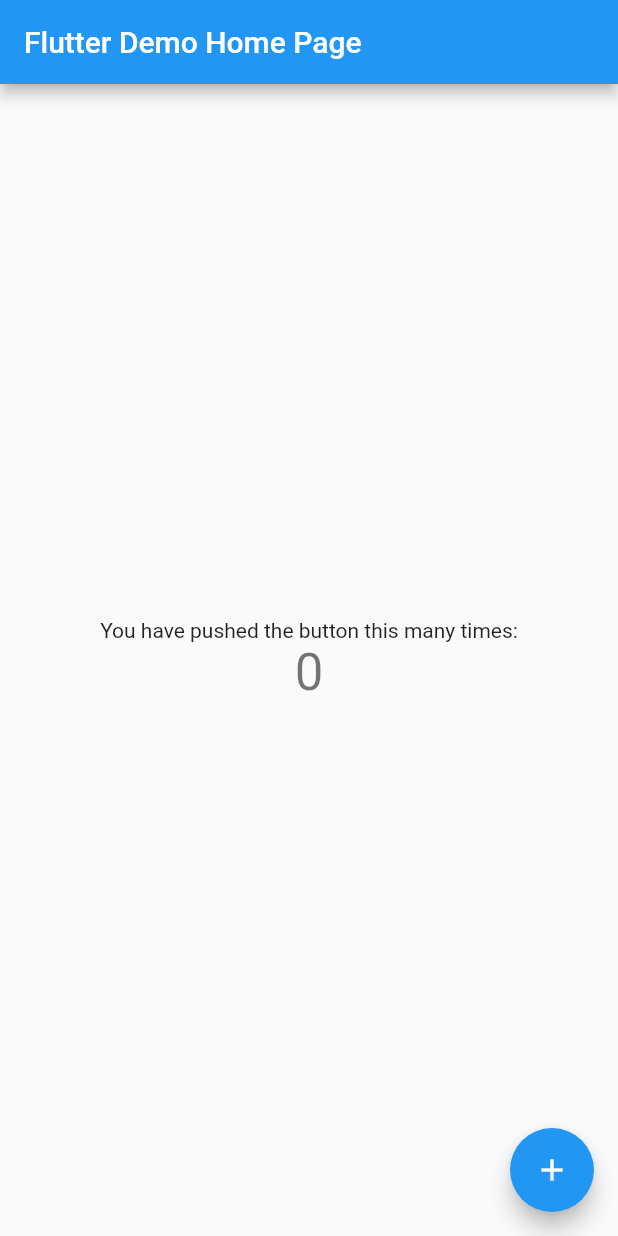
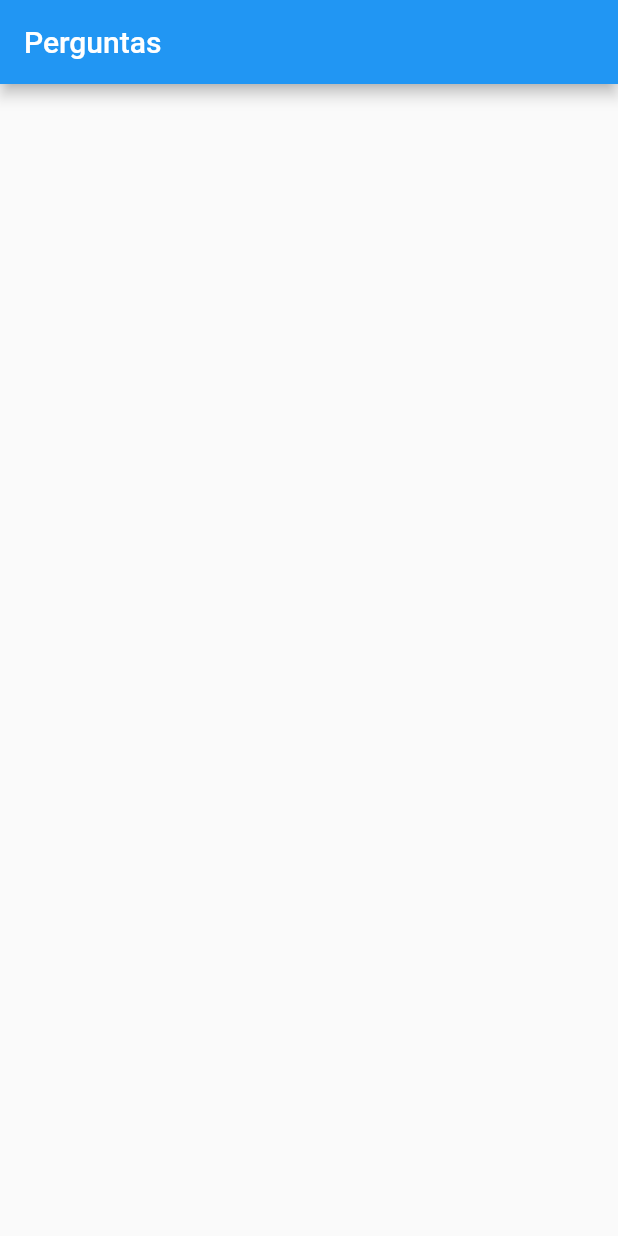
Before and after one commit to montonurb/apps-flutter-developments, a Flutter app: the screen it shows after launch, on a phone screen of 412 x 824 dp. Run offline on Flutter 3.47's test engine with Material 2 defaults, Android fonts, the phone set to English and light mode, and no system bars; our stand-ins replace shared_preferences.

Commit message:
esqueleto do projeto

```diff
--- a/cod3r/projeto_perguntas/lib/main.dart
+++ b/cod3r/projeto_perguntas/lib/main.dart
@@ -1,63 +1,18 @@
 import 'package:flutter/material.dart';
 
-void main() => runApp(MyApp());
+main() => runApp(PerguntaApp());
 
-class MyApp extends StatelessWidget {
+
+class PerguntaApp extends StatelessWidget{
+
   @override
-  Widget build(BuildContext context) {
+  Widget build(BuildContext context){
     return MaterialApp(
-      title: 'Flutter Demo',
-      theme: ThemeData(
-        primarySwatch: Colors.blue,
+      home: Scaffold(
+        appBar: AppBar(
+          title: Text('Perguntas'),
+        ),
       ),
-      home: MyHomePage(title: 'Flutter Demo Home Page'),
     );
   }
 }
-
-class MyHomePage extends StatefulWidget {
-  MyHomePage({Key key, this.title}) : super(key: key);
-
-  final String title;
-
-  @override
-  _MyHomePageState createState() => _MyHomePageState();
-}
-
-class _MyHomePageState extends State<MyHomePage> {
-  int _counter = 0;
-
-  void _incrementCounter() {
-    setState(() {
-      _counter++;
-    });
-  }
-
-  @override
-  Widget build(BuildContext context) {
-    return Scaffold(
-      appBar: AppBar(
-        title: Text(widget.title),
-      ),
-      body: Center(
-        child: Column(
-          mainAxisAlignment: MainAxisAlignment.center,
-          children: <Widget>[
-            Text(
-              'You have pushed the button this many times:',
-            ),
-            Text(
-              '$_counter',
-              style: Theme.of(context).textTheme.display1,
-            ),
-          ],
-        ),
-      ),
-      floatingActionButton: FloatingActionButton(
-        onPressed: _incrementCounter,
-        tooltip: 'Increment',
-        child: Icon(Icons.add),
-      ), // This trailing comma makes auto-formatting nicer for build methods.
-    );
-  }
-}
```
